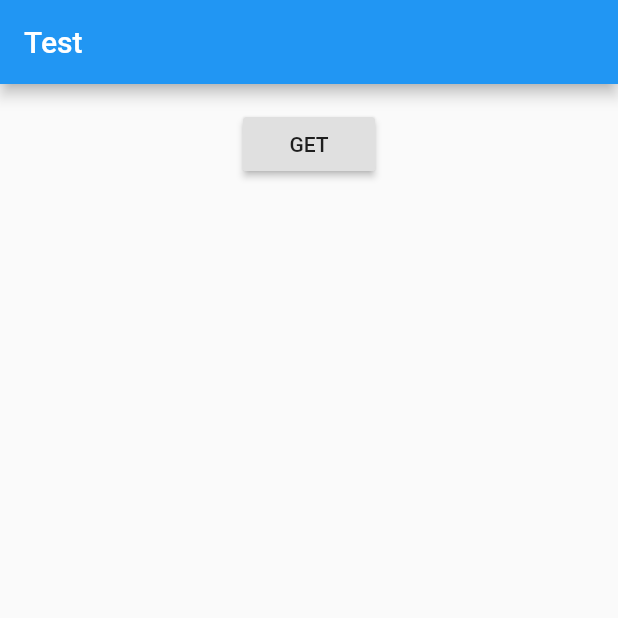
After one commit to mjterrs20/jualan, a Flutter app: the screen it shows after launch, after a tap on "GET", on a phone screen of 412 x 824 dp, the top half of it. The commit adds this screen. Run offline on Flutter 3.47's test engine with Material 2 defaults, Android fonts, the phone set to English and light mode, and no system bars; our stand-ins replace carousel_slider, progress_dialog; network calls fail.

Commit message:
getList Api

```diff
--- a/lib/main.dart
+++ b/lib/main.dart
@@ -6,13 +6,12 @@ import 'package:jualan/pages/test.dart';
 import 'package:jualan/pages/testing.dart';
 import 'package:jualan/pages/timeline.dart';
 import 'package:jualan/pages/semua_kategori.dart';
-import 'package:flutter_test/flutter_test.dart';
 import 'package:jualan/pages/test_api.dart';
 import 'package:jualan/pages/test_api_get.dart';
-
+import 'package:jualan/pages/test_api_get_list.dart';
 
 void main() {
-  return runApp(TestApiGet());
+  return runApp(TestApiListGet());
 }
 
 class MyApp extends StatelessWidget {
@@ -96,3 +95,13 @@ class TestApiGet extends StatelessWidget {
     );
   }
 }
+
+class TestApiListGet extends StatelessWidget {
+  @override
+  Widget build(BuildContext context) {
+    return MaterialApp(
+      title: 'Testing API',
+      home:  TestApiGetListPage(),
+    );
+  }
+}
--- /dev/null
+++ b/lib/models/getlist_result.dart
@@ -0,0 +1,62 @@
+// class ListUsers {
+//   int page;
+//   int perPage;
+//   int total;
+//   int totalPages;
+//   List<Data> data;
+
+//   ListUsers({this.page, this.perPage, this.total, this.totalPages, this.data});
+
+//   ListUsers.fromJson(Map<String, dynamic> json) {
+//     page = json['page'];
+//     perPage = json['per_page'];
+//     total = json['total'];
+//     totalPages = json['total_pages'];
+//     if (json['data'] != null) {
+//       data = new List<Data>();
+//       json['data'].forEach((v) {
+//         data.add(new Data.fromJson(v));
+//       });
+//     }
+//   }
+
+//   Map<String, dynamic> toJson() {
+//     final Map<String, dynamic> data = new Map<String, dynamic>();
+//     data['page'] = this.page;
+//     data['per_page'] = this.perPage;
+//     data['total'] = this.total;
+//     data['total_pages'] = this.totalPages;
+//     if (this.data != null) {
+//       data['data'] = this.data.map((v) => v.toJson()).toList();
+//     }
+//     return data;
+//   }
+// }
+
+class Data {
+  int id;
+  String email;
+  String firstName;
+  String lastName;
+  String avatar;
+
+  Data({this.id, this.email, this.firstName, this.lastName, this.avatar});
+
+  Data.fromJson(Map<String, dynamic> json) {
+    id = json['id'];
+    email = json['email'];
+    firstName = json['first_name'];
+    lastName = json['last_name'];
+    avatar = json['avatar'];
+  }
+
+  Map<String, dynamic> toJson() {
+    final Map<String, dynamic> data = new Map<String, dynamic>();
+    data['id'] = this.id;
+    data['email'] = this.email;
+    data['first_name'] = this.firstName;
+    data['last_name'] = this.lastName;
+    data['avatar'] = this.avatar;
+    return data;
+  }
+}
--- /dev/null
+++ b/lib/pages/test_api_get_list.dart
@@ -0,0 +1,50 @@
+import 'dart:convert';
+import 'package:flutter/material.dart';
+import 'package:jualan/models/getlist_result.dart';
+import 'package:http/http.dart' as http;
+
+class TestApiGetListPage extends StatefulWidget {
+  @override
+  _TestApiGetListPageState createState() => _TestApiGetListPageState();
+}
+
+class _TestApiGetListPageState extends State<TestApiGetListPage> {
+  Data data;
+  Future<List<Data>> _getUsers(String pages)async{
+    String apiUrl = "https://reqres.in/api/users?page=" + pages;
+    var apiResult = await http.get(apiUrl);
+    var jsonObject = json.decode(apiResult.body);
+    List<dynamic> listUser = (jsonObject as Map<String, dynamic>)['data'];
+
+    List<Data> users = [];
+    for (int i=0; i<listUser.length; i++){
+      users.add(Data.fromJson(listUser[i]));
+    }
+    return users;
+  }
+  @override
+  Widget build(BuildContext context) {
+    return Scaffold(
+      appBar: AppBar(
+        title: Text("Test"),
+      ),
+      body: Center(
+        child: Column(
+          children: <Widget>[
+            Text(""),
+            RaisedButton(
+              onPressed: () {
+                _getUsers('2').then((value){
+                  for (int i=0; i<value.length; i++){
+                    print(value[i].id);
+                  }
+                });
+              },
+              child: Text('GET'),
+            )
+          ],
+        ),
+      ),
+    );
+  }
+}
```
